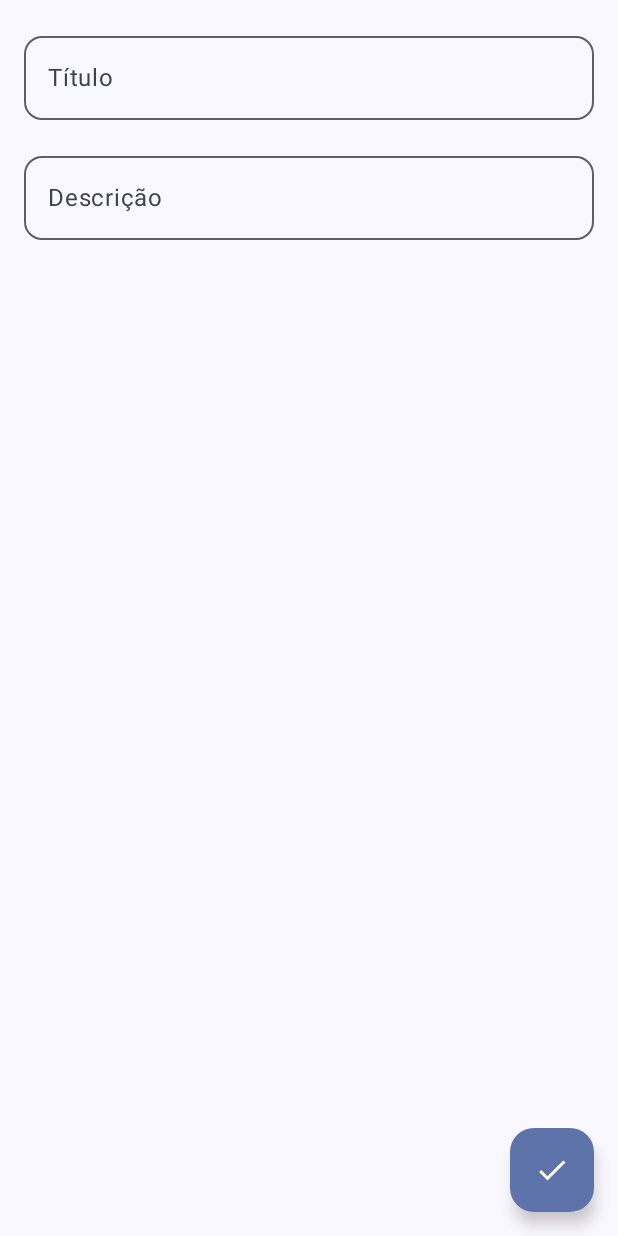
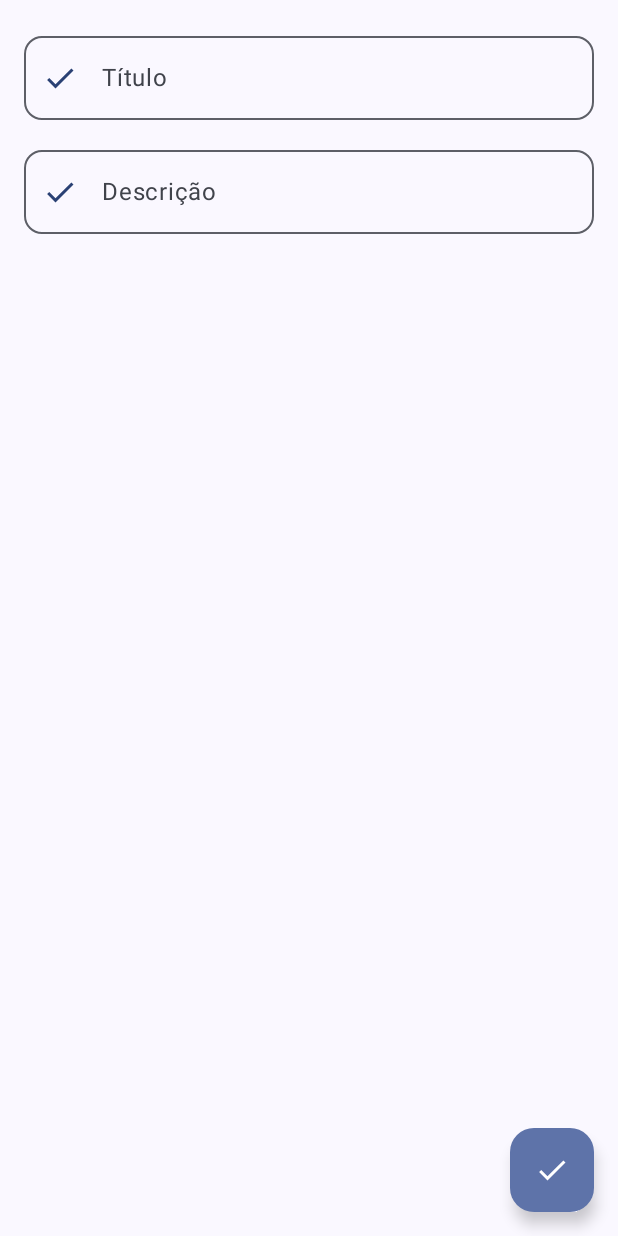
Before and after one commit to DeniseLeandroDeCastro/todo_list, an Android app built with Jetpack Compose: the AddEditScreen screen opened through its navigation route, on a phone screen of 412 x 824 dp. Run offline under Robolectric (Android 15) with nearby library versions, the light colour scheme and no system bars; our stand-ins replace Room's generated code.

Commit message:
11.10.2024 -> Adiciona validação ao OutlinedTextField

```diff
--- a/app/src/main/java/com/denise/castro/todolist/ui/feature/addedit/AddEditEvent.kt
+++ b/app/src/main/java/com/denise/castro/todolist/ui/feature/addedit/AddEditEvent.kt
@@ -4,5 +4,4 @@ sealed interface AddEditEvent {
     data class TitleChanged(val title: String) : AddEditEvent
     data class DescriptionChanged(val description: String) : AddEditEvent
     data object Save : AddEditEvent
-
 }
--- a/app/src/main/java/com/denise/castro/todolist/ui/feature/addedit/AddEditScreen.kt
+++ b/app/src/main/java/com/denise/castro/todolist/ui/feature/addedit/AddEditScreen.kt
@@ -9,8 +9,10 @@ import androidx.compose.foundation.layout.padding
 import androidx.compose.foundation.shape.RoundedCornerShape
 import androidx.compose.material.icons.Icons
 import androidx.compose.material.icons.filled.Check
+import androidx.compose.material.icons.filled.Warning
 import androidx.compose.material3.FloatingActionButton
 import androidx.compose.material3.Icon
+import androidx.compose.material3.MaterialTheme
 import androidx.compose.material3.OutlinedTextField
 import androidx.compose.material3.Scaffold
 import androidx.compose.material3.SnackbarHost
@@ -75,7 +77,7 @@ fun AddEditContent(
     title: String,
     description: String?,
     snackbarHostState: SnackbarHostState,
-    onEvent: (AddEditEvent) -> Unit,
+    onEvent: (AddEditEvent) -> Unit
 ) {
     Scaffold(
         floatingActionButton = {
@@ -96,20 +98,48 @@ fun AddEditContent(
                 onValueChange = {
                     onEvent(AddEditEvent.TitleChanged(it))
                 },
+                isError = title.isBlank() && description != null,
                 label = { Text(text = "Título") },
-                placeholder = { Text(text = "Digite um título para a sua tarefa") },
                 shape = RoundedCornerShape(12.dp),
+                leadingIcon = {
+                    if (title.isNullOrBlank() && description != null) {
+                        Icon(
+                            imageVector = Icons.Default.Warning,
+                            contentDescription = "Warning",
+                            tint = MaterialTheme.colorScheme.error
+                        )
+                    } else {
+                        Icon(
+                            imageVector = Icons.Default.Check,
+                            contentDescription = "Check",
+                            tint = MaterialTheme.colorScheme.primary
+                        )
+                    }
+                },
             )
+            if (title.isBlank() && description != null) {
+                Text(
+                    text = "O título não pode estar vazio!",
+                    color = MaterialTheme.colorScheme.error,
+                    style = MaterialTheme.typography.labelSmall,
+                    modifier = Modifier.padding(start = 8.dp, top = 4.dp)
+                )
+            }
 
-            Spacer(modifier = Modifier.height(16.dp))
-
+            Spacer(modifier = Modifier.height(12.dp))
             OutlinedTextField(
                 modifier = Modifier.fillMaxWidth(),
                 value = description ?: "",
                 onValueChange = { onEvent(AddEditEvent.DescriptionChanged(it)) },
                 label = { Text(text = "Descrição") },
-                placeholder = { Text(text = "Digite uma descrição (opcional)") },
-                shape = RoundedCornerShape(12.dp)
+                shape = RoundedCornerShape(12.dp),
+                leadingIcon = {
+                    Icon(
+                        imageVector = Icons.Default.Check,
+                        contentDescription = "Check",
+                        tint = MaterialTheme.colorScheme.primary
+                    )
+                }
             )
         }
     }
--- a/app/src/main/java/com/denise/castro/todolist/ui/feature/addedit/AddEditViewModel.kt
+++ b/app/src/main/java/com/denise/castro/todolist/ui/feature/addedit/AddEditViewModel.kt
@@ -2,6 +2,7 @@ package com.denise.castro.todolist.ui.feature.addedit
 
 import androidx.compose.runtime.getValue
 import androidx.compose.runtime.mutableStateOf
+import androidx.compose.runtime.remember
 import androidx.compose.runtime.setValue
 import androidx.lifecycle.ViewModel
 import androidx.lifecycle.viewModelScope
```
Also changed, not shown: app/src/main/java/com/denise/castro/todolist/ui/components/ValidationTextFields.kt (deleted, +0 -85 lines), 3 other files.
